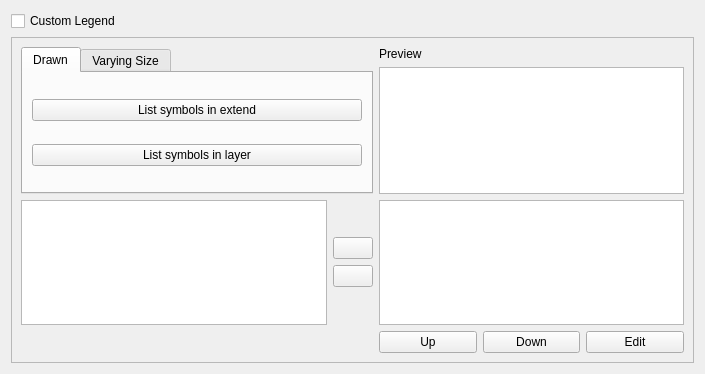
vmora/QGIS, file src/ui/qgslegendingguibase.ui: the form before one commit.
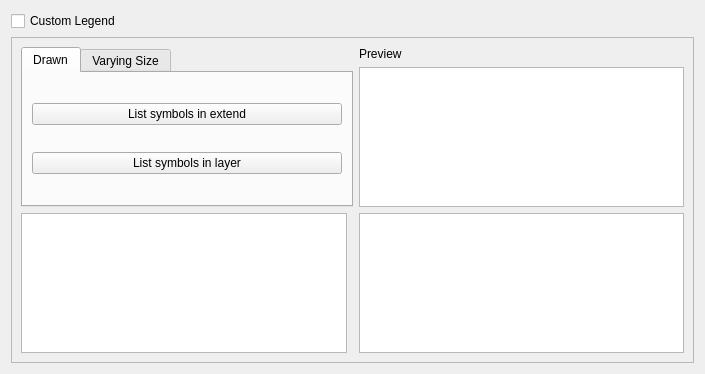
The form after the commit. The open tabs and pages were chosen to show the change. Icons and pictures are not drawn.

```diff
--- a/src/ui/qgslegendingguibase.ui
+++ b/src/ui/qgslegendingguibase.ui
@@ -171,86 +171,9 @@
       <item row="2" column="0">
        <widget class="QListView" name="sourceListView"/>
       </item>
-      <item row="2" column="1">
-       <layout class="QVBoxLayout" name="verticalLayout_3">
-        <item>
-         <spacer name="verticalSpacer">
-          <property name="orientation">
-           <enum>Qt::Vertical</enum>
-          </property>
-          <property name="sizeHint" stdset="0">
-           <size>
-            <width>20</width>
-            <height>40</height>
-           </size>
-          </property>
-         </spacer>
-        </item>
-        <item>
-         <widget class="QPushButton" name="addItemButton">
-          <property name="text">
-           <string/>
-          </property>
-          <property name="icon">
-           <iconset resource="../../images/images.qrc">
-            <normaloff>:/images/themes/default/mActionSignPlus.png</normaloff>:/images/themes/default/mActionSignPlus.png</iconset>
-          </property>
-         </widget>
-        </item>
-        <item>
-         <widget class="QPushButton" name="removeItemButton">
-          <property name="text">
-           <string/>
-          </property>
-          <property name="icon">
-           <iconset resource="../../images/images.qrc">
-            <normaloff>:/images/themes/default/symbologyRemove.png</normaloff>:/images/themes/default/symbologyRemove.png</iconset>
-          </property>
-         </widget>
-        </item>
-        <item>
-         <spacer name="verticalSpacer_2">
-          <property name="orientation">
-           <enum>Qt::Vertical</enum>
-          </property>
-          <property name="sizeHint" stdset="0">
-           <size>
-            <width>20</width>
-            <height>40</height>
-           </size>
-          </property>
-         </spacer>
-        </item>
-       </layout>
-      </item>
       <item row="2" column="2">
        <widget class="QListView" name="targetListView"/>
       </item>
-      <item row="3" column="2">
-       <layout class="QHBoxLayout" name="horizontalLayout">
-        <item>
-         <widget class="QPushButton" name="moveUpButton">
-          <property name="text">
-           <string>Up</string>
-          </property>
-         </widget>
-        </item>
-        <item>
-         <widget class="QPushButton" name="moveDownButton">
-          <property name="text">
-           <string>Down</string>
-          </property>
-         </widget>
-        </item>
-        <item>
-         <widget class="QPushButton" name="editButton">
-          <property name="text">
-           <string>Edit</string>
-          </property>
-         </widget>
-        </item>
-       </layout>
-      </item>
      </layout>
     </widget>
    </item>
```
Left out of the diff: 16 changed lines with no effect on the pictures.
